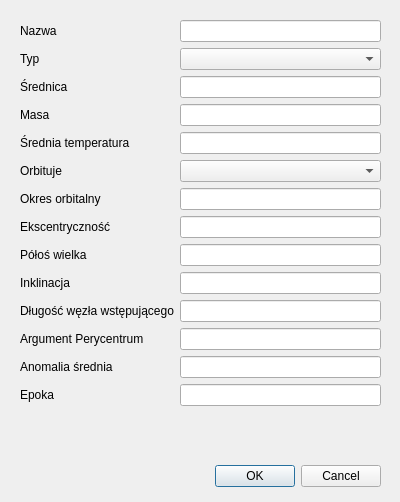
Qt form application/gui/form-small-body.ui (Ztrk/database-project) before a commit.
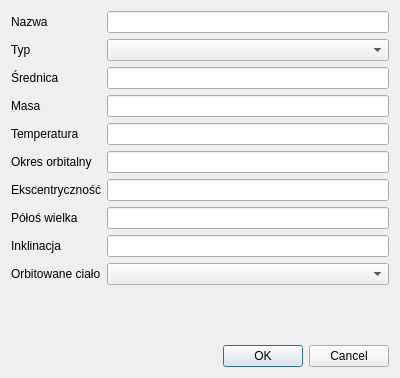
The same form after that commit.

Commit message: Add forms for small bodies and satellites

What changed in the file:
```diff
--- a/application/gui/form-small-body.ui
+++ b/application/gui/form-small-body.ui
@@ -7,37 +7,14 @@
     <x>0</x>
     <y>0</y>
     <width>400</width>
-    <height>502</height>
+    <height>378</height>
    </rect>
   </property>
   <property name="windowTitle">
    <string>Dialog</string>
   </property>
-  <widget class="QDialogButtonBox" name="buttonBox">
-   <property name="geometry">
-    <rect>
-     <x>20</x>
-     <y>460</y>
-     <width>361</width>
-     <height>32</height>
-    </rect>
-   </property>
-   <property name="orientation">
-    <enum>Qt::Horizontal</enum>
-   </property>
-   <property name="standardButtons">
-    <set>QDialogButtonBox::Cancel|QDialogButtonBox::Ok</set>
-   </property>
-  </widget>
-  <widget class="QWidget" name="formLayoutWidget">
-   <property name="geometry">
-    <rect>
-     <x>20</x>
-     <y>20</y>
-     <width>361</width>
-     <height>431</height>
-    </rect>
-   </property>
+  <layout class="QVBoxLayout" name="verticalLayout">
+   <item>
    <layout class="QFormLayout" name="formLayout">
     <item row="0" column="0">
      <widget class="QLabel" name="nazwaLabel">
@@ -82,7 +59,7 @@
     <item row="4" column="0">
      <widget class="QLabel" name="redniaTemperaturaLabel">
       <property name="text">
-       <string>Średnia temperatura</string>
+        <string>Temperatura</string>
       </property>
      </widget>
     </item>
@@ -90,26 +67,29 @@
      <widget class="QLineEdit" name="redniaTemperaturaLineEdit"/>
     </item>
     <item row="5" column="0">
-     <widget class="QLabel" name="orbitujeLabel">
-      <property name="text">
-       <string>Orbituje</string>
-      </property>
-     </widget>
-    </item>
-    <item row="6" column="0">
      <widget class="QLabel" name="okresOrbitalnyLabel">
       <property name="text">
        <string>Okres orbitalny</string>
       </property>
      </widget>
     </item>
+     <item row="5" column="1">
+      <widget class="QLineEdit" name="period_edit"/>
+     </item>
+     <item row="6" column="0">
+      <widget class="QLabel" name="eccentricity_label">
+       <property name="text">
+        <string>Ekscentryczność</string>
+       </property>
+      </widget>
+     </item>
     <item row="6" column="1">
      <widget class="QLineEdit" name="okresOrbitalnyLineEdit"/>
     </item>
     <item row="7" column="0">
      <widget class="QLabel" name="ekscentrycznoLabel">
       <property name="text">
-       <string>Ekscentryczność</string>
+        <string>Półoś wielka</string>
       </property>
      </widget>
     </item>
@@ -117,70 +97,51 @@
      <widget class="QLineEdit" name="ekscentrycznoLineEdit"/>
     </item>
     <item row="8" column="0">
-     <widget class="QLabel" name="pOWielkaLabel">
-      <property name="text">
-       <string>Półoś wielka</string>
-      </property>
-     </widget>
-    </item>
-    <item row="8" column="1">
-     <widget class="QLineEdit" name="pOWielkaLineEdit"/>
-    </item>
-    <item row="9" column="0">
      <widget class="QLabel" name="inklinacjaLabel">
       <property name="text">
        <string>Inklinacja</string>
       </property>
      </widget>
     </item>
+     <item row="8" column="1">
+      <widget class="QLineEdit" name="inclination_edit"/>
+     </item>
+     <item row="9" column="0">
+      <widget class="QLabel" name="orbitujeLabel">
+       <property name="text">
+        <string>Orbitowane ciało</string>
+       </property>
+      </widget>
+     </item>
     <item row="9" column="1">
-     <widget class="QLineEdit" name="inklinacjaLineEdit"/>
-    </item>
-    <item row="10" column="0">
-     <widget class="QLabel" name="dUgoWZAWstPujCegoLabel">
-      <property name="text">
-       <string>Długość węzła wstępującego</string>
-      </property>
-     </widget>
-    </item>
-    <item row="10" column="1">
-     <widget class="QLineEdit" name="dUgoWZAWstPujCegoLineEdit"/>
-    </item>
-    <item row="11" column="0">
-     <widget class="QLabel" name="argumentPerycentrumLabel">
-      <property name="text">
-       <string>Argument Perycentrum</string>
-      </property>
-     </widget>
-    </item>
-    <item row="11" column="1">
-     <widget class="QLineEdit" name="argumentPerycentrumLineEdit"/>
-    </item>
-    <item row="12" column="0">
-     <widget class="QLabel" name="anomaliaRedniaLabel">
+      <widget class="QComboBox" name="orbited_body_edit"/>
+     </item>
+    </layout>
+   </item>
+   <item>
+    <widget class="QLabel" name="error_label">
+     <property name="styleSheet">
+      <string notr="true">color: rgb(239, 41, 41);</string>
+     </property>
       <property name="text">
-       <string>Anomalia średnia</string>
-      </property>
-     </widget>
-    </item>
-    <item row="12" column="1">
-     <widget class="QLineEdit" name="anomaliaRedniaLineEdit"/>
-    </item>
-    <item row="13" column="0">
-     <widget class="QLabel" name="epokaLabel">
-      <property name="text">
-       <string>Epoka</string>
-      </property>
-     </widget>
-    </item>
-    <item row="13" column="1">
-     <widget class="QLineEdit" name="epokaLineEdit"/>
-    </item>
-    <item row="5" column="1">
-     <widget class="QComboBox" name="orbitedBodyComboBox"/>
-    </item>
-   </layout>
-  </widget>
+      <string/>
+     </property>
+     <property name="wordWrap">
+      <bool>true</bool>
+     </property>
+    </widget>
+   </item>
+   <item>
+    <widget class="QDialogButtonBox" name="button_box">
+     <property name="orientation">
+      <enum>Qt::Horizontal</enum>
+     </property>
+     <property name="standardButtons">
+      <set>QDialogButtonBox::Cancel|QDialogButtonBox::Ok</set>
+     </property>
+    </widget>
+   </item>
+  </layout>
  </widget>
  <resources/>
  <connections>
```
Left out of the diff: 38 changed lines with no effect on the pictures. Lines whose indentation alone changed are shown as unchanged. The commit also changes 3 other files.
